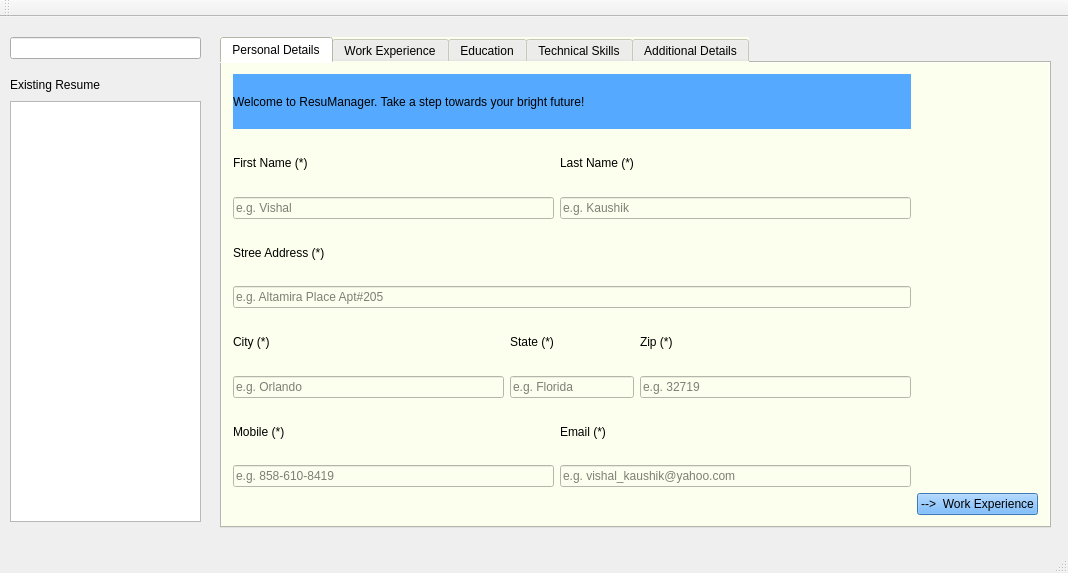
Before: the Qt Designer form ResumeManager/mainwindow.ui in vkaushikregis/practicum, drawn with Qt 5.
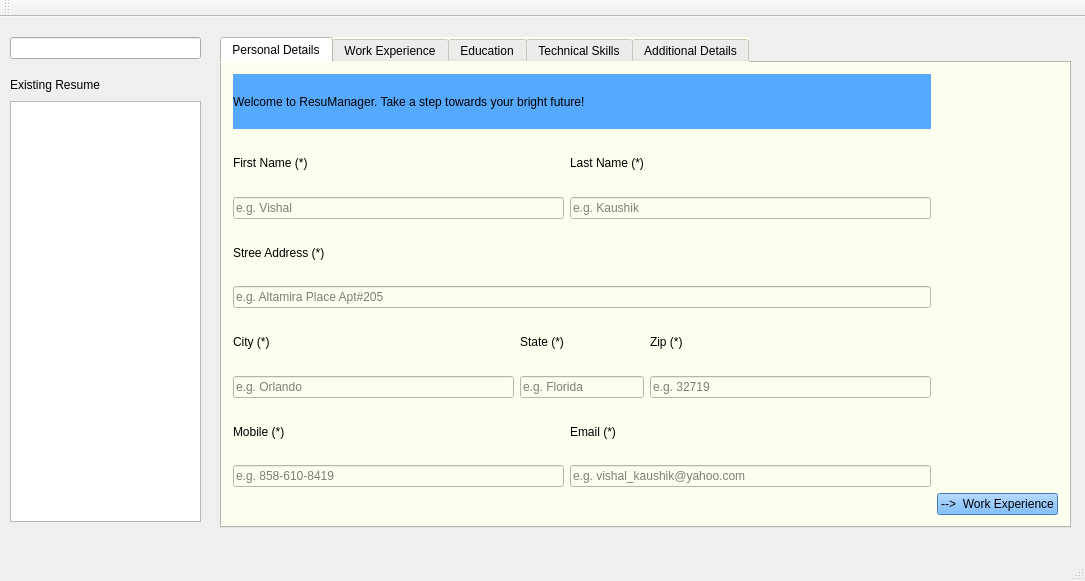
After: the same form once the commit is applied. The open tabs and pages were chosen to show the change.

```diff
--- a/ResumeManager/mainwindow.ui
+++ b/ResumeManager/mainwindow.ui
@@ -6,8 +6,8 @@
    <rect>
     <x>0</x>
     <y>0</y>
-    <width>1068</width>
-    <height>573</height>
+    <width>1085</width>
+    <height>581</height>
    </rect>
   </property>
   <property name="maximumSize">
@@ -25,7 +25,7 @@
      <rect>
       <x>220</x>
       <y>20</y>
-      <width>831</width>
+      <width>851</width>
       <height>491</height>
      </rect>
     </property>
@@ -52,7 +52,7 @@
          <string/>
         </property>
         <property name="echoMode">
-         <enum>QLineEdit::PasswordEchoOnEdit</enum>
+         <enum>QLineEdit::Normal</enum>
         </property>
         <property name="placeholderText">
          <string>e.g. Orlando</string>
@@ -68,7 +68,7 @@
          <string/>
         </property>
         <property name="echoMode">
-         <enum>QLineEdit::PasswordEchoOnEdit</enum>
+         <enum>QLineEdit::Normal</enum>
         </property>
         <property name="placeholderText">
          <string>e.g. Florida</string>
@@ -84,7 +84,7 @@
          <string/>
         </property>
         <property name="echoMode">
-         <enum>QLineEdit::PasswordEchoOnEdit</enum>
+         <enum>QLineEdit::Normal</enum>
         </property>
         <property name="placeholderText">
          <string>e.g. 32719</string>
@@ -93,6 +93,11 @@
       </item>
       <item row="2" column="0" colspan="2">
        <widget class="QLineEdit" name="firstNameLineEdit">
+        <property name="font">
+         <font>
+          <kerning>false</kerning>
+         </font>
+        </property>
         <property name="toolTip">
          <string>First Name</string>
         </property>
@@ -100,7 +105,7 @@
          <string/>
         </property>
         <property name="echoMode">
-         <enum>QLineEdit::PasswordEchoOnEdit</enum>
+         <enum>QLineEdit::Normal</enum>
         </property>
         <property name="placeholderText">
          <string>e.g. Vishal</string>
@@ -144,7 +149,7 @@
          <string/>
         </property>
         <property name="echoMode">
-         <enum>QLineEdit::PasswordEchoOnEdit</enum>
+         <enum>QLineEdit::Normal</enum>
         </property>
         <property name="placeholderText">
          <string>e.g. 858-610-8419</string>
@@ -220,7 +225,7 @@
          <string/>
         </property>
         <property name="echoMode">
-         <enum>QLineEdit::PasswordEchoOnEdit</enum>
+         <enum>QLineEdit::Normal</enum>
         </property>
         <property name="placeholderText">
          <string>e.g. vishal_kaushik@yahoo.com</string>
```
Left out of the diff: 36 changed lines with no effect on the pictures.
